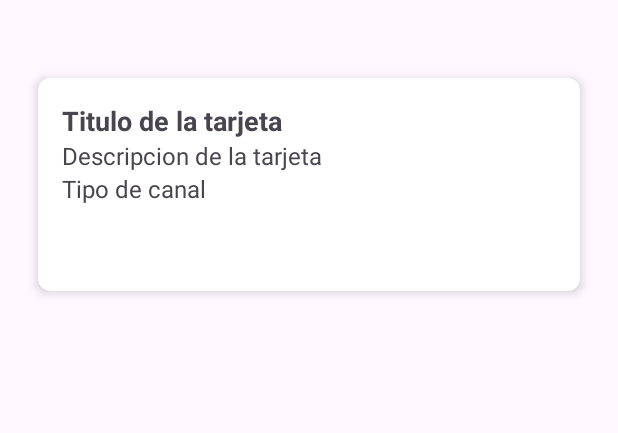
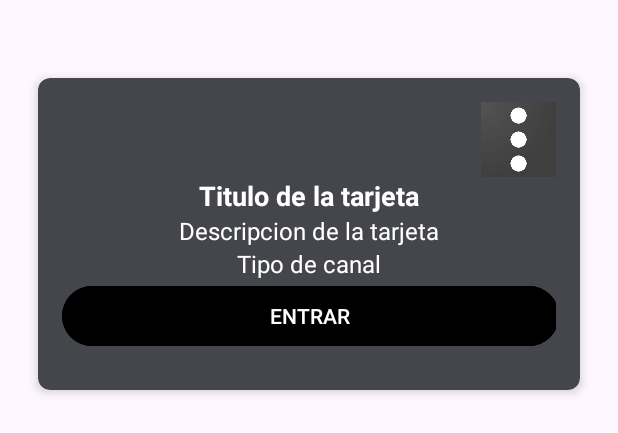
Before and after one commit to Fparedes2003/Trabajo-android, an Android app: the layout card.xml on its own in the app's theme, with its tools: preview values and no code run, on a phone screen of 412 x 824 dp. Shown: the top 433 px of the screen. Run offline under Robolectric (Android 15) with nearby library versions, the phone set to English and light mode, and no system bars; Roboto replaces fonts that are not available here.

Commit message:
Mejora de cardview y adicion de imagen
Mejora de diseño del cardview que muestra los canales.

```diff
--- a/app/src/main/res/layout/card.xml
+++ b/app/src/main/res/layout/card.xml
@@ -7,10 +7,12 @@
 
     <androidx.cardview.widget.CardView
         android:layout_width="361dp"
-        android:layout_height="142dp"
+        android:layout_height="208dp"
+        android:layout_gravity="center"
         android:layout_marginStart="25dp"
         android:layout_marginTop="52dp"
         android:layout_marginEnd="25dp"
+        app:cardBackgroundColor="@color/material_dynamic_neutral30"
         app:cardCornerRadius="8dp"
         app:cardElevation="4dp"
         app:layout_constraintEnd_toEndOf="parent"
@@ -20,31 +22,52 @@
 
         <LinearLayout
             android:layout_width="match_parent"
-            android:layout_height="match_parent"
+            android:layout_height="208dp"
             android:orientation="vertical"
             android:padding="16dp">
 
+            <ImageButton
+                android:layout_width="50dp"
+                android:layout_height="50dp"
+                android:layout_gravity="end"
+                android:background="@color/black"
+                android:scaleType="centerInside"
+                android:src="@drawable/config3" />
+
             <TextView
-                android:layout_width="wrap_content"
                 android:id="@+id/titulo"
+                android:layout_width="match_parent"
                 android:layout_height="wrap_content"
+                android:gravity="center"
                 android:text="Titulo de la tarjeta"
+                android:textColor="@color/white"
                 android:textSize="18sp"
                 android:textStyle="bold" />
 
             <TextView
-                android:layout_width="wrap_content"
+                android:id="@+id/descripcion"
+                android:layout_width="match_parent"
                 android:layout_height="wrap_content"
-                android:id="@+id/descripcion"
+                android:gravity="center"
                 android:text="Descripcion de la tarjeta"
+                android:textColor="@color/white"
                 android:textSize="16sp" />
 
             <TextView
-                android:layout_width="wrap_content"
+                android:id="@+id/tipo"
+                android:layout_width="match_parent"
                 android:layout_height="wrap_content"
-                android:id="@+id/tipo"
+                android:gravity="center"
                 android:text="Tipo de canal"
+                android:textColor="@color/white"
                 android:textSize="16sp" />
+
+            <Button
+                android:layout_width="331dp"
+                android:layout_height="wrap_content"
+                android:backgroundTint="@color/black"
+                android:text="ENTRAR"
+                android:textColor="@color/white" />
         </LinearLayout>
     </androidx.cardview.widget.CardView>
 
```
Also changed, not shown: app/src/main/res/drawable/config3.png (added).
